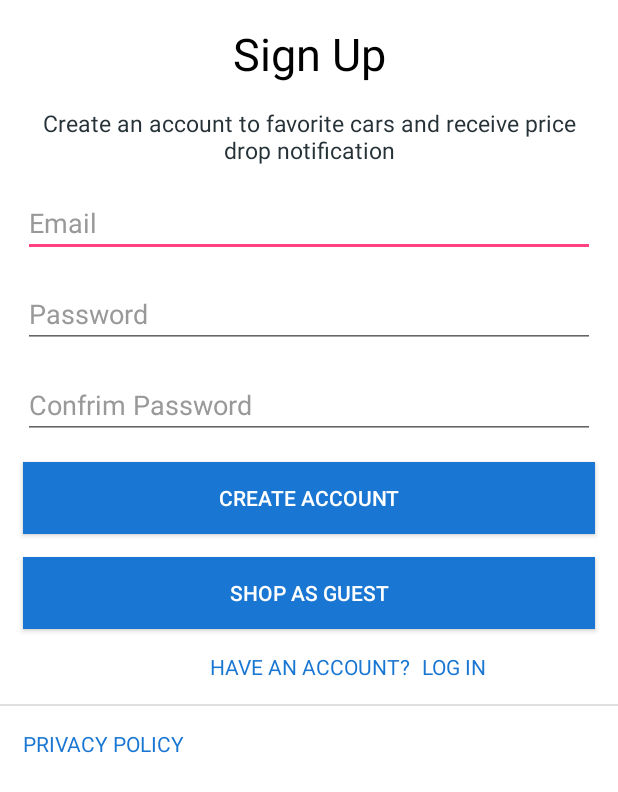
After one commit to kwizeraarnold/MobiMotors, an Android app: the layout activity_signup.xml on its own in the app's theme, with its tools: preview values and no code run, on a phone screen of 412 x 824 dp. The commit adds this screen. Shown: the top 792 px of the screen. Run offline under Robolectric (Android 15) with nearby library versions, the phone set to English and light mode, and no system bars.

Commit message:
signup and login pages

```diff
--- a/app/src/main/java/com/mobi/mobimotors/MainActivity.java
+++ b/app/src/main/java/com/mobi/mobimotors/MainActivity.java
@@ -20,7 +20,7 @@ public class MainActivity extends AppCompatActivity {
     protected void onCreate(Bundle savedInstanceState) {
         super.onCreate(savedInstanceState);
         setContentView(R.layout.activity_search);
-        initSpinner();
+//        initSpinner();
     }
     private  void initSpinner(){
         spProvince = findViewById(R.id.spinner1);
--- /dev/null
+++ b/app/src/main/res/layout/activity_signup.xml
@@ -0,0 +1,147 @@
+<?xml version="1.0" encoding="utf-8"?>
+<androidx.constraintlayout.widget.ConstraintLayout xmlns:android="http://schemas.android.com/apk/res/android"
+    xmlns:app="http://schemas.android.com/apk/res-auto"
+    xmlns:tools="http://schemas.android.com/tools"
+    android:orientation="vertical" android:layout_width="match_parent"
+    android:layout_height="match_parent"
+    android:background="@android:color/white" >
+    <TextView
+        android:id="@+id/signup"
+        android:layout_width="match_parent"
+        android:layout_height="wrap_content"
+        android:text="@string/signup"
+        android:textAlignment="center"
+        android:textColor="@android:color/black"
+        android:textSize="@dimen/signup"
+        android:layout_margin="@dimen/signup_margin"
+        android:clickable="true"
+        app:layout_constraintEnd_toEndOf="parent"
+        app:layout_constraintStart_toStartOf="parent"
+        app:layout_constraintTop_toTopOf="parent" />
+
+    <TextView
+        android:id="@+id/textView2"
+        android:layout_width="match_parent"
+        android:layout_height="wrap_content"
+        android:layout_margin="@dimen/signup_margin"
+        android:text="@string/signupinfo"
+        android:textAlignment="center"
+        android:textColor="@color/grey_90"
+        android:textSize="@dimen/signup_subtitle"
+        app:layout_constraintEnd_toEndOf="@+id/signup"
+        app:layout_constraintHorizontal_bias="0.0"
+        app:layout_constraintStart_toStartOf="@+id/signup"
+        app:layout_constraintTop_toBottomOf="@+id/signup" />
+
+    <EditText
+        android:id="@+id/email"
+        android:layout_width="match_parent"
+        android:layout_height="wrap_content"
+        android:layout_margin="@dimen/signup_margin"
+        android:hint="@string/hintEmail"
+        android:textColorHint="@color/grey_40"
+        app:layout_constraintEnd_toEndOf="@+id/textView2"
+        app:layout_constraintStart_toStartOf="@+id/textView2"
+        app:layout_constraintTop_toBottomOf="@+id/textView2" />
+
+    <EditText
+        android:id="@+id/password"
+        android:layout_width="match_parent"
+        android:layout_height="wrap_content"
+        android:layout_margin="@dimen/signup_margin"
+        android:hint="@string/hintPassword"
+        android:textColorHint="@color/grey_40"
+        app:layout_constraintEnd_toEndOf="@+id/email"
+        app:layout_constraintStart_toStartOf="@+id/email"
+        app:layout_constraintTop_toBottomOf="@+id/email" />
+
+    <EditText
+        android:id="@+id/confirmpassword"
+        android:layout_width="match_parent"
+        android:layout_height="wrap_content"
+        android:layout_margin="@dimen/signup_margin"
+        android:textColorHint="@color/grey_40"
+        android:hint="@string/hintConfrimPassword"
+        app:layout_constraintEnd_toEndOf="parent"
+        app:layout_constraintStart_toStartOf="@+id/password"
+        app:layout_constraintTop_toBottomOf="@+id/password" />
+
+    <Button
+        android:id="@+id/create_account"
+        android:layout_width="match_parent"
+        android:layout_height="wrap_content"
+        android:layout_margin="@dimen/signup_margin"
+        android:background="@color/colorPrimary"
+        android:text="@string/createaccount"
+        android:textAllCaps="true"
+        android:textColor="@android:color/white"
+        app:layout_constraintEnd_toEndOf="@+id/confirmpassword"
+        app:layout_constraintHorizontal_bias="0.0"
+        app:layout_constraintStart_toStartOf="@+id/confirmpassword"
+        app:layout_constraintTop_toBottomOf="@+id/confirmpassword" />
+
+    <Button
+        android:id="@+id/shop_guest"
+        android:layout_width="match_parent"
+        android:layout_height="wrap_content"
+        android:layout_margin="@dimen/signup_margin"
+        android:text="@string/shop_guest"
+        android:textAllCaps="true"
+        android:textColor="@android:color/white"
+        android:background="@color/colorPrimary"
+        app:layout_constraintEnd_toEndOf="@+id/create_account"
+        app:layout_constraintStart_toStartOf="@+id/create_account"
+        app:layout_constraintTop_toBottomOf="@+id/create_account" />
+
+    <TextView
+        android:id="@+id/have_account"
+        android:layout_width="wrap_content"
+        android:layout_height="wrap_content"
+        android:layout_marginTop="@dimen/signup_margin"
+        android:background="@android:color/white"
+        android:text="@string/have_account"
+        android:textAllCaps="true"
+        android:textColor="@color/colorPrimary"
+        android:clickable="true"
+        app:layout_constraintEnd_toEndOf="@+id/shop_guest"
+        app:layout_constraintHorizontal_bias="0.38"
+        app:layout_constraintStart_toStartOf="@+id/shop_guest"
+        app:layout_constraintTop_toBottomOf="@+id/shop_guest" />
+
+    <TextView
+        android:id="@+id/login"
+        android:layout_width="wrap_content"
+        android:layout_height="wrap_content"
+        android:layout_marginStart="8dp"
+        android:background="@android:color/white"
+        android:text="@string/login"
+        android:textAllCaps="true"
+        android:textColor="@color/colorPrimary"
+        android:clickable="true"
+        app:layout_constraintBottom_toBottomOf="@+id/have_account"
+        app:layout_constraintStart_toEndOf="@+id/have_account"
+        app:layout_constraintTop_toTopOf="@+id/have_account" />
+
+    <View
+        android:id="@+id/divider"
+        android:layout_width="match_parent"
+        android:layout_height="1dp"
+        android:layout_marginTop="@dimen/signup_margin"
+        android:background="?android:attr/listDivider"
+        app:layout_constraintEnd_toEndOf="parent"
+        app:layout_constraintStart_toStartOf="parent"
+        app:layout_constraintTop_toBottomOf="@+id/have_account" />
+
+    <TextView
+        android:id="@+id/policy"
+        android:layout_width="wrap_content"
+        android:layout_height="wrap_content"
+        android:layout_margin="@dimen/signup_margin"
+        android:background="@android:color/white"
+        android:text="@string/policy"
+        android:textAllCaps="true"
+        android:textColor="@color/colorPrimary"
+        app:layout_constraintStart_toStartOf="@+id/divider"
+        app:layout_constraintTop_toBottomOf="@+id/divider" />
+
+</androidx.constraintlayout.widget.ConstraintLayout>
--- a/app/src/main/res/layout/profile_fragment.xml
+++ b/app/src/main/res/layout/profile_fragment.xml
@@ -9,7 +9,6 @@
     <LinearLayout
         android:layout_width="match_parent"
         android:layout_height="match_parent"
-        android:background="@color/grey_10"
         android:layout_gravity="center"
         android:orientation="horizontal">
 
--- a/app/src/main/res/values/dimens.xml
+++ b/app/src/main/res/values/dimens.xml
@@ -4,4 +4,7 @@
     <dimen name="activity_vertical_margin">16dp</dimen>
     <dimen name="spacing_large">35dp</dimen>
     <dimen name="spacing_middle">10dp</dimen>
+    <dimen name="signup">30sp</dimen>
+    <dimen name="signup_margin">15dp</dimen>
+    <dimen name="signup_subtitle">15sp</dimen>
 </resources>
--- a/app/src/main/res/values/strings.xml
+++ b/app/src/main/res/values/strings.xml
@@ -4,6 +4,22 @@
     <string name="title_home">Home</string>
     <string name="title_discover">Discover</string>
     <string name="title_favourate">Filter</string>
+    <string name="signup">Sign Up</string>
+    <string name="signupinfo">Create an account to favorite cars and receive price drop notification
+    </string>
+    <string name="hintEmail">Email</string>
+    <string name="hintPassword">Password</string>
+    <string name="hintConfrimPassword">Confrim Password</string>
+    <string name="createaccount">Create Account</string>
+    <string name="shop_guest">Shop as guest</string>
+    <string name="have_account">Have an account?</string>
+    <string name="login">Log in</string>
+    <string name="policy">Privacy policy</string>
+    <string name="welcome">Welcome to MobiMotors</string>
+    <string name="welcome_subtitle">Login to continue</string>
+    <string name="no_account">no account?</string>
+    <string name="sign_up">sign up today!</string>
+    <string name="forgotpassword">forgot password?</string>
     <string-array name="cars">
         <item>All Cars</item>
         <item>New Cars</item>
--- a/app/src/main/res/values/styles.xml
+++ b/app/src/main/res/values/styles.xml
@@ -1,7 +1,7 @@
 <resources>
 
     <!-- Base application theme. -->
-    <style name="AppTheme" parent="Theme.AppCompat.Light.DarkActionBar">
+    <style name="AppTheme" parent="Theme.AppCompat.Light.NoActionBar">
         <!-- Customize your theme here. -->
         <item name="colorPrimary">@color/colorPrimary</item>
         <item name="colorPrimaryDark">@color/colorPrimaryDark</item>
```
Also changed, not shown: app/src/main/AndroidManifest.xml (+11 -4 lines), app/src/main/java/com/mobi/mobimotors/activity_test.java (added, +14 -0 lines), app/src/main/res/drawable/ic_person_black_24dp.xml (added, +10 -0 lines), app/src/main/res/layout/activity_login.xml (added, +128 -0 lines), app/src/main/res/layout/activity_search.xml (+3 -9 lines).
